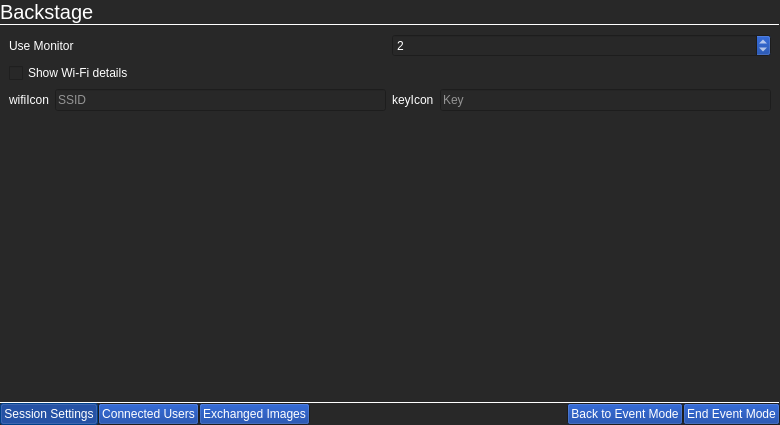
Above: event/eventmodesettings.ui from theCheeseboard/thephoto before the change. Below: the same form after it.
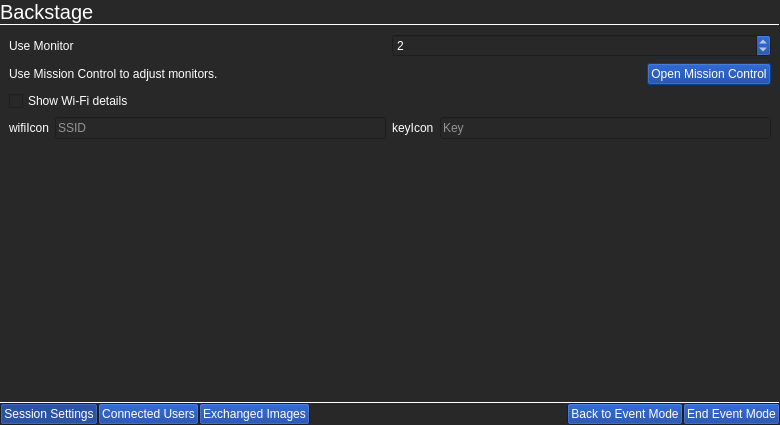
That is the form after the change. Icons and pictures are not drawn.

What changed in the file:
```diff
--- a/event/eventmodesettings.ui
+++ b/event/eventmodesettings.ui
@@ -321,60 +321,20 @@
      </property>
      <widget class="QWidget" name="page">
       <layout class="QGridLayout" name="gridLayout_2">
-       <item row="2" column="0">
-        <widget class="QLabel" name="wifiIcon">
-         <property name="sizePolicy">
-          <sizepolicy hsizetype="Preferred" vsizetype="Preferred">
-           <horstretch>0</horstretch>
-           <verstretch>0</verstretch>
-          </sizepolicy>
-         </property>
-         <property name="text">
-          <string notr="true">wifiIcon</string>
-         </property>
-        </widget>
-       </item>
-       <item row="2" column="3">
+       <item row="3" column="3">
         <widget class="QLineEdit" name="key">
          <property name="placeholderText">
           <string>Key</string>
          </property>
         </widget>
        </item>
-       <item row="2" column="1">
-        <widget class="QLineEdit" name="ssid">
-         <property name="placeholderText">
-          <string>SSID</string>
-         </property>
-        </widget>
-       </item>
-       <item row="2" column="2">
+       <item row="3" column="2">
         <widget class="QLabel" name="keyIcon">
          <property name="text">
           <string notr="true">keyIcon</string>
          </property>
         </widget>
        </item>
-       <item row="3" column="0">
-        <spacer name="verticalSpacer">
-         <property name="orientation">
-          <enum>Qt::Vertical</enum>
-         </property>
-         <property name="sizeHint" stdset="0">
-          <size>
-           <width>20</width>
-           <height>40</height>
-          </size>
-         </property>
-        </spacer>
-       </item>
-       <item row="1" column="0" colspan="4">
-        <widget class="QCheckBox" name="showWifiDetails">
-         <property name="text">
-          <string>Show Wi-Fi details</string>
-         </property>
-        </widget>
-       </item>
        <item row="0" column="2" colspan="2">
         <widget class="QSpinBox" name="monitorNumber">
          <property name="buttonSymbols">
@@ -395,6 +355,70 @@
          </property>
         </widget>
        </item>
+       <item row="2" column="0" colspan="4">
+        <widget class="QCheckBox" name="showWifiDetails">
+         <property name="text">
+          <string>Show Wi-Fi details</string>
+         </property>
+        </widget>
+       </item>
+       <item row="4" column="0">
+        <spacer name="verticalSpacer">
+         <property name="orientation">
+          <enum>Qt::Vertical</enum>
+         </property>
+         <property name="sizeHint" stdset="0">
+          <size>
+           <width>20</width>
+           <height>40</height>
+          </size>
+         </property>
+        </spacer>
+       </item>
+       <item row="3" column="1">
+        <widget class="QLineEdit" name="ssid">
+         <property name="placeholderText">
+          <string>SSID</string>
+         </property>
+        </widget>
+       </item>
+       <item row="3" column="0">
+        <widget class="QLabel" name="wifiIcon">
+         <property name="sizePolicy">
+          <sizepolicy hsizetype="Preferred" vsizetype="Preferred">
+           <horstretch>0</horstretch>
+           <verstretch>0</verstretch>
+          </sizepolicy>
+         </property>
+         <property name="text">
+          <string notr="true">wifiIcon</string>
+         </property>
+        </widget>
+       </item>
+       <item row="1" column="0" colspan="4">
+        <layout class="QHBoxLayout" name="horizontalLayout_2">
+         <item>
+          <widget class="QLabel" name="useMissionControlLabel">
+           <property name="sizePolicy">
+            <sizepolicy hsizetype="Expanding" vsizetype="Preferred">
+             <horstretch>0</horstretch>
+             <verstretch>0</verstretch>
+            </sizepolicy>
+           </property>
+           <property name="text">
+            <string>Use Mission Control to adjust monitors.</string>
+           </property>
+          </widget>
+         </item>
+         <item>
+          <widget class="QPushButton" name="openMissionControl">
+           <property name="text">
+            <string>Open Mission Control</string>
+           </property>
+          </widget>
+         </item>
+        </layout>
+       </item>
       </layout>
      </widget>
      <widget class="QWidget" name="page_2">
```
Left out of the diff: 3 changed lines with no effect on the pictures.
